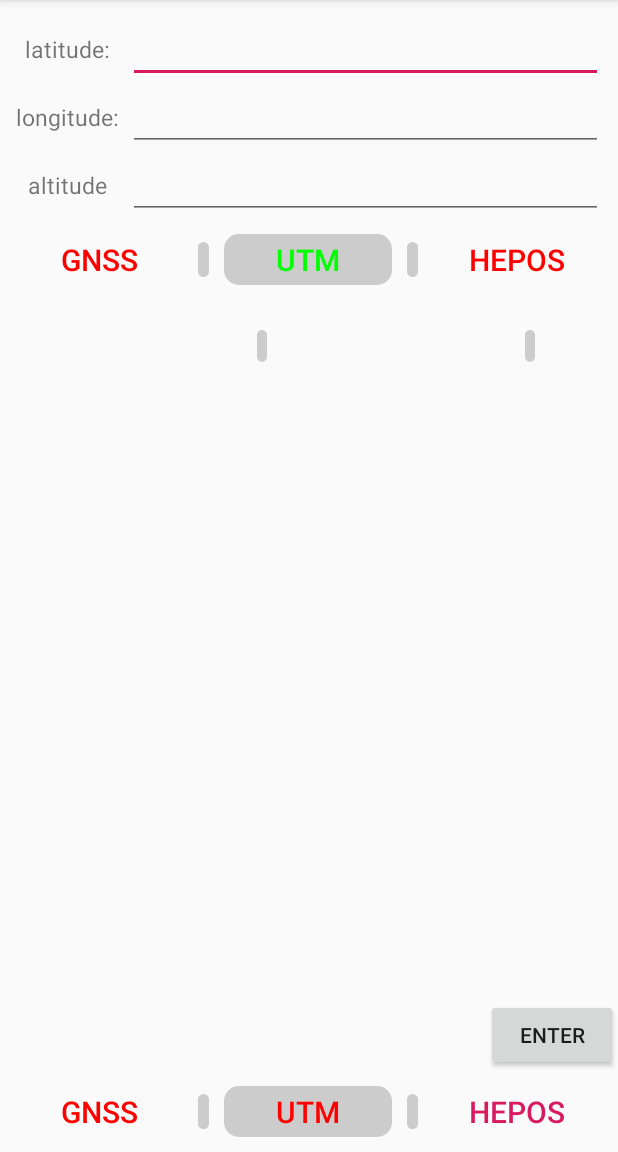
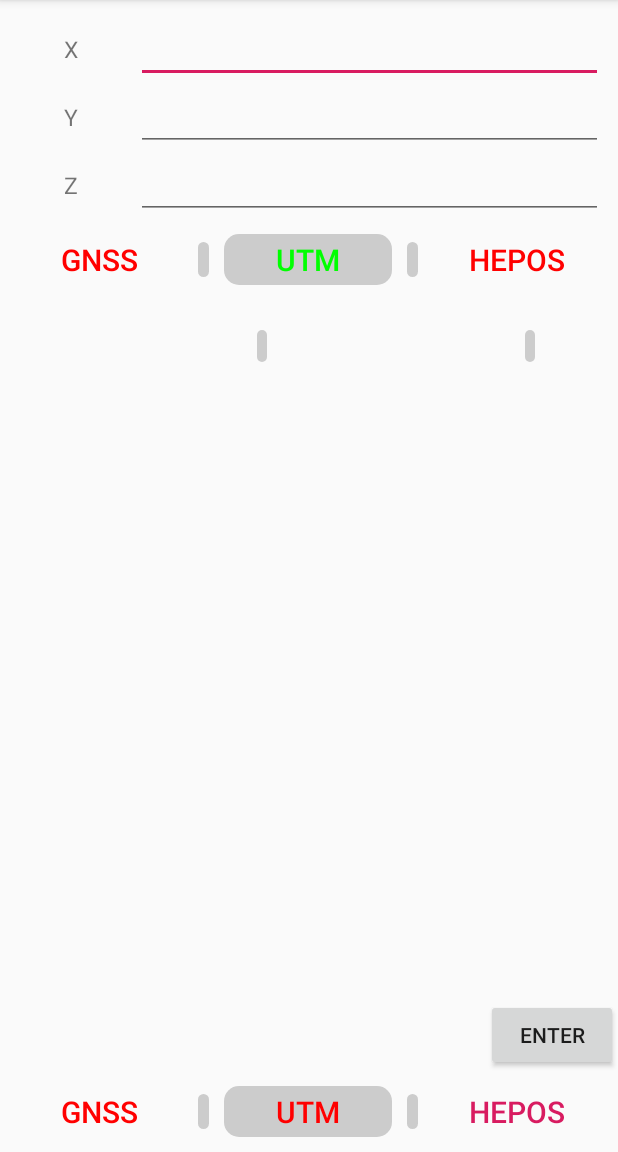
Before and after one commit to ifDroids/CoordinatesConverter, an Android app: the screen it shows after launch (MainActivity), after a tap on "UTM", on a phone screen of 412 x 824 dp, the part 84-1236 px from its top. Run offline under Robolectric (Android 15) with nearby library versions, the phone set to English and light mode, and no system bars; our stand-ins replace ButterKnife; 1 other tap on this screen came first.

Commit message:
project: set text by input coordinates system

```diff
--- a/app/src/main/java/com/ibo/coordinatesconv/MainActivity.java
+++ b/app/src/main/java/com/ibo/coordinatesconv/MainActivity.java
@@ -43,6 +43,14 @@ public class MainActivity extends AppCompatActivity {
     TextView mUtmzone;
     @BindView(R.id.utm_zone_boundaries)
     View mUtm_zone_boundaries;
+    @BindView(R.id.input_cor_text_lat)
+    TextView input_cor_text_lat;
+    @BindView(R.id.input_cor_text_lon)
+    TextView input_cor_text_lon;
+    @BindView(R.id.input_cor_text_alt)
+    TextView input_cor_text_alt;
+
+
 
 
     public void clearTextbutton(){
@@ -140,13 +148,14 @@ public class MainActivity extends AppCompatActivity {
         x=4;
         mBtninput_gnss.setTextColor(Color.GREEN);
         mBtninput_gnss.setBackground(getDrawable(R.drawable.round_frame_bar_option));
-
         mBtnoutput_gnss.setTextColor(Color.RED);
-
         mBtninput_utm.setTextColor(Color.RED);
         mBtninput_hepos.setTextColor(Color.RED);
         mBtninput_utm.setBackground(null);
         mBtninput_hepos.setBackground(null);
+        input_cor_text_lat.setText("Latitude");
+        input_cor_text_lon.setText("Longitude");
+        input_cor_text_alt.setText("Altitude");
         clearTextbutton();
     }
 
@@ -162,6 +171,9 @@ public class MainActivity extends AppCompatActivity {
         mBtninput_hepos.setTextColor(Color.RED);
         mBtninput_gnss.setBackground(null);
         mBtninput_hepos.setBackground(null);
+        input_cor_text_lat.setText("X");
+        input_cor_text_lon.setText("Y");
+        input_cor_text_alt.setText("Z");
         clearTextbutton();
     }
 
@@ -172,11 +184,12 @@ public class MainActivity extends AppCompatActivity {
         mBtninput_utm.setTextColor(Color.RED);
         mBtninput_gnss.setBackground(null);
         mBtninput_utm.setBackground(null);
-
         mBtnoutput_hepos.setTextColor(Color.RED);
-
         mBtninput_hepos.setTextColor(Color.GREEN);
         mBtninput_hepos.setBackground(getDrawable(R.drawable.round_frame_bar_option));
+        input_cor_text_lat.setText("X");
+        input_cor_text_lon.setText("Y");
+        input_cor_text_alt.setText("Elevation");
         clearTextbutton();
     }
 
--- a/app/src/main/res/layout/activity_input_inputs.xml
+++ b/app/src/main/res/layout/activity_input_inputs.xml
@@ -13,7 +13,8 @@
         android:orientation="horizontal">
 
         <TextView
-            android:layout_width="70dp"
+            android:id="@+id/input_cor_text_lat"
+            android:layout_width="75dp"
             android:layout_height="match_parent"
             android:text="@string/input_latitude"
             android:layout_marginStart="10dp"
@@ -39,7 +40,8 @@
         app:layout_constraintTop_toTopOf="parent">
 
         <TextView
-            android:layout_width="70dp"
+            android:id="@+id/input_cor_text_lon"
+            android:layout_width="75dp"
             android:layout_height="match_parent"
             android:text="@string/input_longitude"
             android:layout_marginStart="10dp"
@@ -65,7 +67,8 @@
         app:layout_constraintTop_toTopOf="parent">
 
         <TextView
-            android:layout_width="70dp"
+            android:id="@+id/input_cor_text_alt"
+            android:layout_width="75dp"
             android:layout_height="match_parent"
             android:text="@string/input_altitude"
             android:layout_marginStart="10dp"
--- a/app/src/main/res/values/strings.xml
+++ b/app/src/main/res/values/strings.xml
@@ -4,7 +4,7 @@
     <string name="bar_gnss">GNSS</string>
     <string name="bar_utm">UTM</string>
     <string name="bar_hepos">HEPOS</string>
-    <string name="input_latitude">latitude:</string>
-    <string name="input_longitude">longitude:</string>
-    <string name="input_altitude">altitude</string>
+    <string name="input_latitude">Latitude:</string>
+    <string name="input_longitude">Longitude:</string>
+    <string name="input_altitude">Altitude:</string>
 </resources>
```
